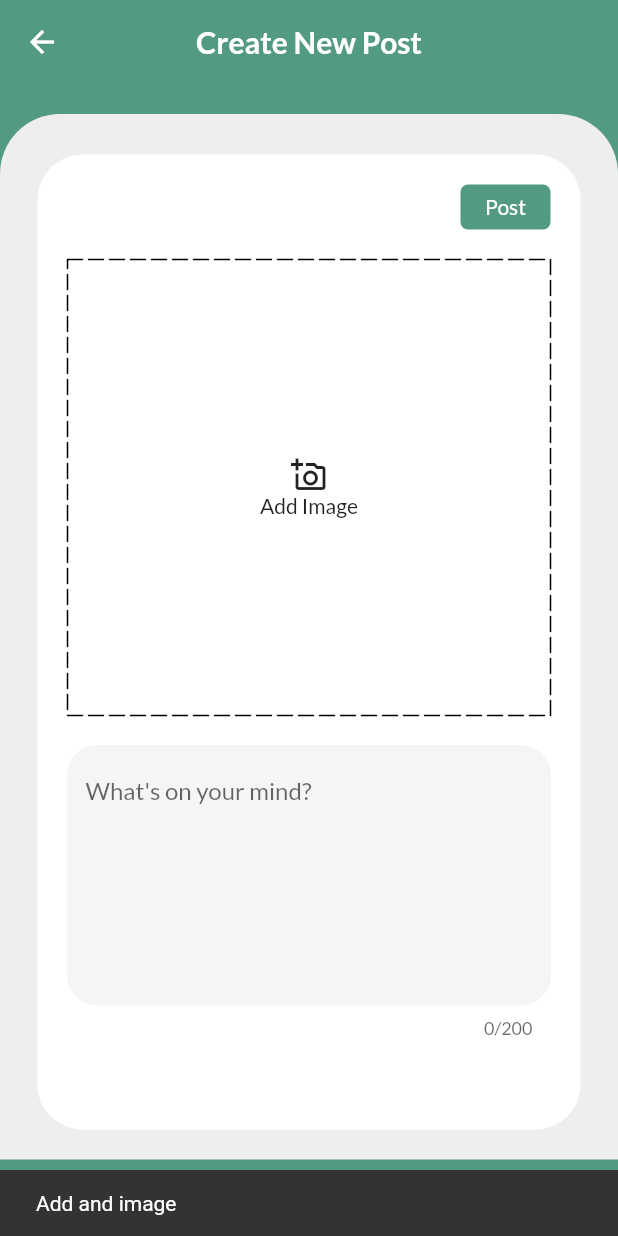
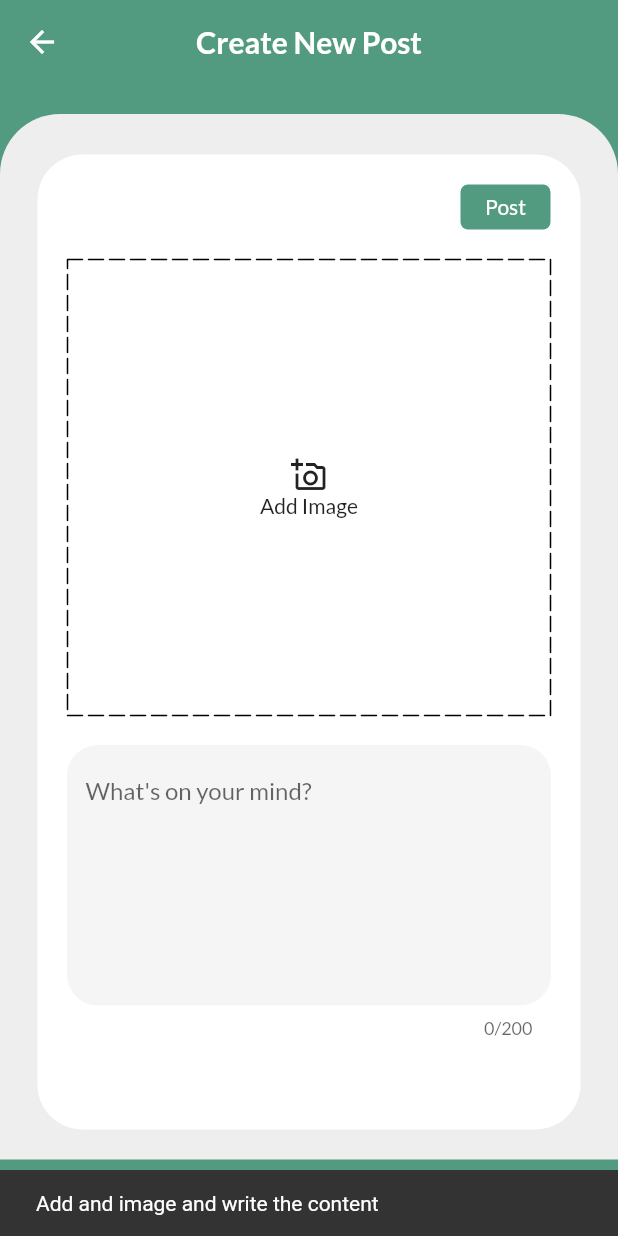
Before and after one commit to agrawalshreyansh0/sociolite-flutter-app, a Flutter app: the AddPost screen opened by its route, after a tap on "Post", on a phone screen of 412 x 824 dp. Run offline on Flutter 3.47's test engine with Material 2 defaults, Android fonts, the phone set to English and light mode, and no system bars; drawn by our look-alikes of dotted_border; our stand-ins replace file_picker, google_fonts, shared_preferences; missing offline and left inert: cloudinary_public; accounts and stored records are empty; network calls fail.

```diff
--- a/lib/Screens/add_post.dart
+++ b/lib/Screens/add_post.dart
@@ -28,9 +28,9 @@ class _AddPostState extends State<AddPost> {
 
 
   createPost(BuildContext context, String userId) async {
-    if (!imageloaded) {
+    if (!imageloaded||_contentController.text.isEmpty) {
       ScaffoldMessenger.of(context)
-          .showSnackBar(const SnackBar(content: Text("Add and image")));
+          .showSnackBar(const SnackBar(content: Text("Add and image and write the content")));
       return;
     }
     Navigator.pushNamed(context, MyRoutes.homeRoute);
--- a/lib/Screens/comments.dart
+++ b/lib/Screens/comments.dart
@@ -1,3 +1,5 @@
+import 'dart:developer';
+
 import 'package:flutter/material.dart';
 import 'package:provider/provider.dart';
 import 'package:sociolite/models/comment.dart';
@@ -17,16 +19,15 @@ class Comments extends StatefulWidget {
 }
 
 class _CommentsState extends State<Comments> {
-
   final TextEditingController _commentController = TextEditingController();
 
   addComment(String postId, String userId, String userName) {
     User thisUser = User(name: userName, id: userId);
     Comment newComment = Comment(
-        content: _commentController.text, user: thisUser, postId: postId);
+        content: _commentController.text, user: thisUser, postId: postId,likes: []);
     Provider.of<PostsProvider>(context, listen: false)
         .addcomment(newComment, postId);
-        _commentController.text = "";
+    _commentController.text = "";
   }
 
   @override
@@ -52,7 +53,8 @@ class _CommentsState extends State<Comments> {
                   reverse: true,
                   itemCount: comments.length,
                   itemBuilder: (context, index) {
-                    final Comment comment = comments[comments.length-1-index];
+                    final Comment comment =
+                        comments[comments.length - 1 - index];
                     return ChangeNotifierProvider.value(
                       value: comment,
                       child: const CommentLayout(),
--- a/lib/main.dart
+++ b/lib/main.dart
@@ -3,6 +3,7 @@ import 'package:provider/provider.dart';
 import 'package:sociolite/Screens/add_post.dart';
 import 'package:sociolite/Screens/comments.dart';
 import 'package:sociolite/Screens/home.dart';
+
 import 'package:sociolite/Screens/login.dart';
 import 'package:sociolite/Screens/notifications.dart';
 import 'package:sociolite/Screens/onboarding.dart';
--- /dev/null
+++ b/lib/models/like.dart
@@ -0,0 +1,27 @@
+// ignore_for_file: public_member_api_docs, sort_constructors_first
+import 'dart:convert';
+
+import 'package:sociolite/models/user.dart';
+
+class Like {
+  User user;
+  Like({
+    required this.user,
+  });
+
+  Map<String, dynamic> toMap() {
+    return <String, dynamic>{
+      'user': user.toMap(),
+    };
+  }
+
+  factory Like.fromMap(Map<String, dynamic> map) {
+    return Like(
+      user: User.fromMap(map['user'] as Map<String,dynamic>),
+    );
+  }
+
+  String toJson() => json.encode(toMap());
+
+  factory Like.fromJson(String source) => Like.fromMap(json.decode(source) as Map<String, dynamic>);
+}
--- a/lib/providers/main_user_provider.dart
+++ b/lib/providers/main_user_provider.dart
@@ -1,6 +1,7 @@
 import 'package:flutter/cupertino.dart';
 import 'package:sociolite/models/main_user.dart';
 import 'package:sociolite/services/auth_services.dart';
+import 'package:sociolite/utils/global_variables.dart';
 
 class UserProvider with ChangeNotifier {
   MainUser _user = MainUser(
@@ -16,6 +17,7 @@ class UserProvider with ChangeNotifier {
   fetchUser() async {
     _user = await UserService.getUserData();
     notifyListeners();
+    Globals.userId = _user.id ;
   }
 
   MainUser get user => _user;
--- a/lib/services/post_services.dart
+++ b/lib/services/post_services.dart
@@ -44,8 +44,6 @@ class PostService {
 
   static Future<void> toggleLike(
       String userid, String type, String elementId, String postId) async {
-    log("${userid}\n${type}\n${elementId}\n${postId}");
-
     Uri responseUri = Uri.parse("$_baseUrl/likes/toggleLike");
     var response = await http.post(responseUri, body: {
       "user": userid,
--- a/lib/utils/global_variables.dart
+++ b/lib/utils/global_variables.dart
@@ -1,3 +1,4 @@
 class Globals {
   static const String apiUrl = "https://sociolite.cyclic.app/";
+  static String userId = "" ;
 }
--- a/lib/widgets/comment_layout.dart
+++ b/lib/widgets/comment_layout.dart
@@ -26,7 +26,8 @@ class CommentLayout extends StatelessWidget {
           const SizedBox(
             width: 10,
           ),
-          SizedBox(
+          Consumer<Comment>(
+            builder: (context, value, child) => SizedBox(
               width: 200,
               child: RichText(
                   text: TextSpan(children: [
@@ -42,6 +43,7 @@ class CommentLayout extends StatelessWidget {
                   ),
                 )
               ], style: TextStyle(color: MyTheme.text1, fontSize: 13))),
+            ),
           ),
           const Spacer(),
           Consumer<Comment>(
```
Also changed, not shown: lib/models/comment.dart (+25 -2 lines), lib/models/post.dart (+25 -5 lines), lib/utils/routes.dart (line endings or trailing spaces), 1 other file. Lines whose indentation alone changed are shown as unchanged.
